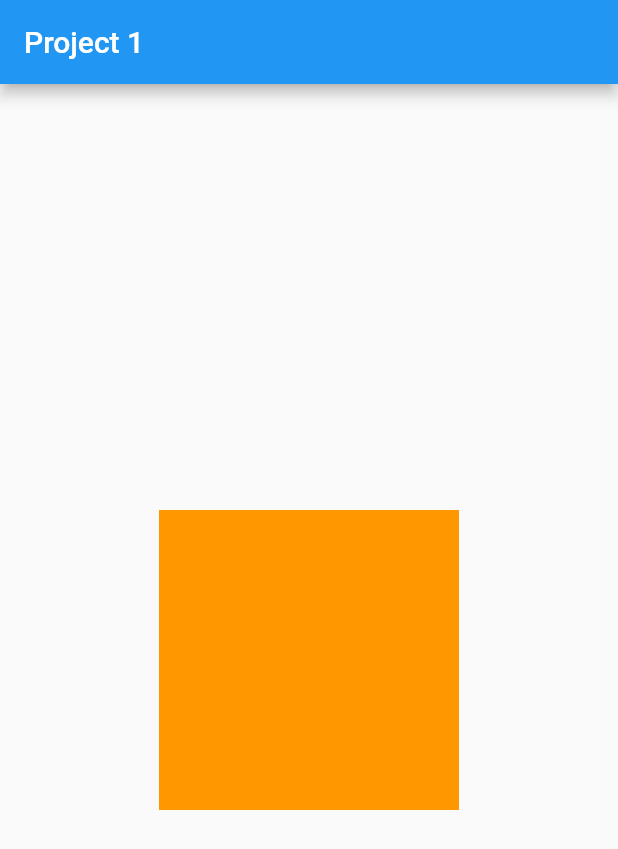
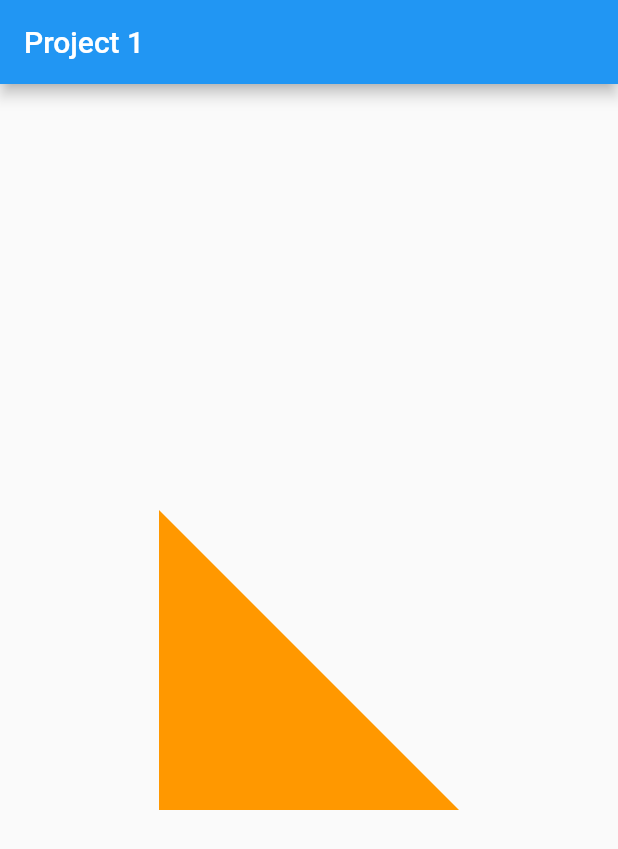
Before and after one commit to MsDroid/custom_shape_clipper, a Flutter app: the screen it shows after launch, on a phone screen of 412 x 824 dp. Shown: the top 849 px of the screen. Run offline on Flutter 3.47's test engine with Material 2 defaults, Android fonts, the phone set to English and light mode, and no system bars.

Commit message:
triangle  shape done

```diff
--- a/lib/view/home/home.dart
+++ b/lib/view/home/home.dart
@@ -37,7 +37,6 @@ class Clip1Cliper extends CustomClipper<Path> {
     // third corner position (bottom right)
     path.lineTo(size.width, size.height);
     // 4th corner position (top right)
-    path.lineTo(size.width, 0);
 
     return path;
   }
```
